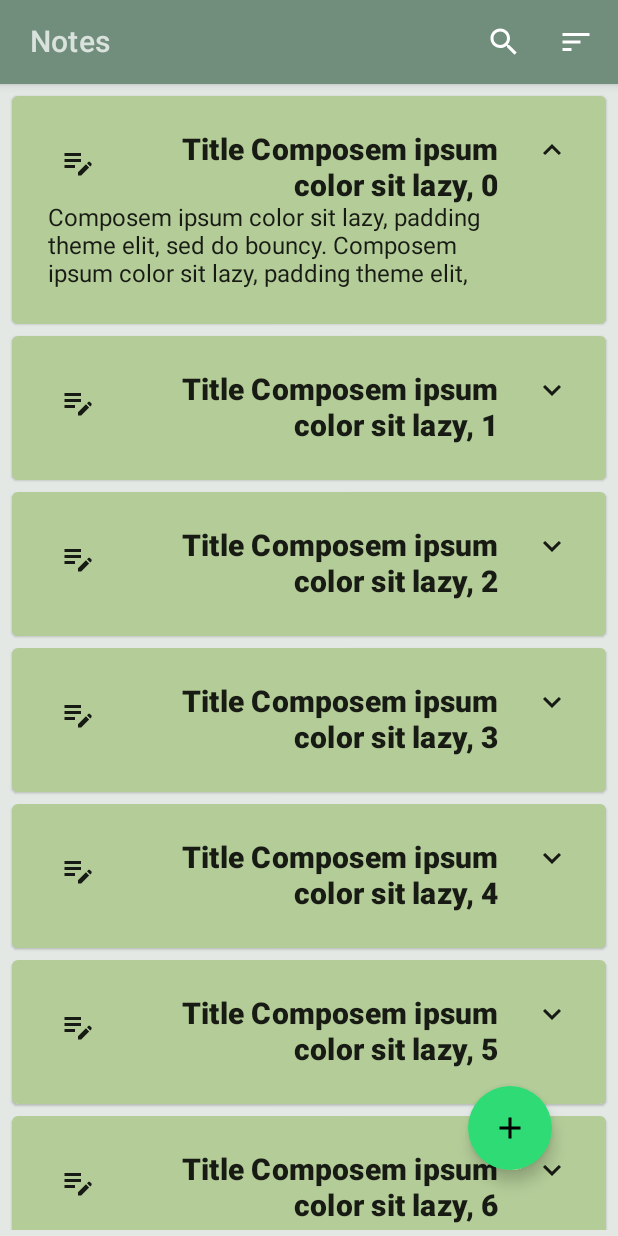
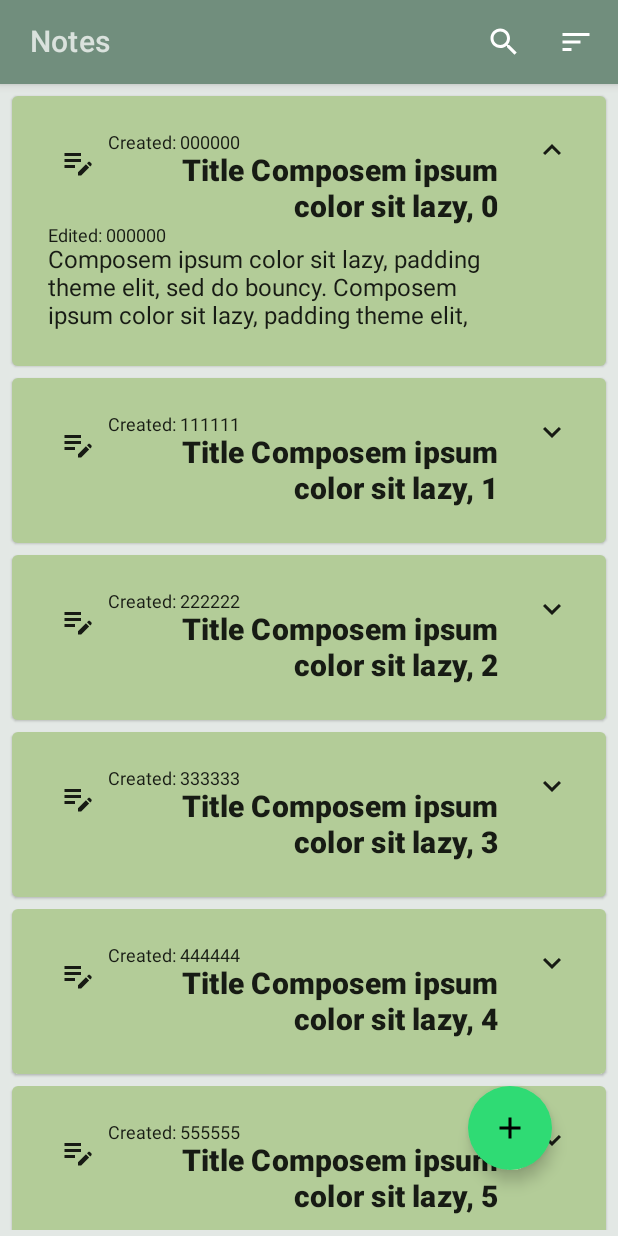
Before and after one commit to Stan-Balabushevich/SimpleNotepad, an Android app built with Jetpack Compose: the screen it shows after launch (MainActivity), after a tap on an icon or button, on a phone screen of 412 x 824 dp. Run offline under Robolectric (Android 15) with nearby library versions, the phone set to English and light mode, and no system bars; our stand-ins replace accompanist.

Commit message:
List View card view updated created date and edited date added.

```diff
--- a/app/src/main/java/id/slava/nt/simplenotepad/MainActivity.kt
+++ b/app/src/main/java/id/slava/nt/simplenotepad/MainActivity.kt
@@ -26,7 +26,6 @@ import id.slava.nt.simplenotepad.ui.ExpandableSearchView
 import id.slava.nt.simplenotepad.ui.NotesList
 import id.slava.nt.simplenotepad.ui.notesTest
 import id.slava.nt.simplenotepad.ui.theme.SimpleNotepadTheme
-import kotlinx.coroutines.flow.collectLatest
 
 class MainActivity : ComponentActivity() {
 
@@ -44,8 +43,8 @@ class MainActivity : ComponentActivity() {
                 val text = viewModel.searchText.collectAsState()
 
                 lifecycleScope.launchWhenStarted {
-                    viewModel.searchBy.collectLatest(){
-//                        Toast.makeText(context,it,Toast.LENGTH_SHORT).show()
+                    viewModel.searchBy.collect{
+                        Toast.makeText(context,it,Toast.LENGTH_SHORT).show()
 
                     }
                 }
@@ -81,9 +80,9 @@ private fun ListScreen(viewModel: MainViewModel, context: Context){
                     },
                     onSortBy ={
                         when(it){
-                            context.getString(R.string.sort_time_added)
+                            context.getString(R.string.sort_created)
                             -> Toast.makeText(context, it,Toast.LENGTH_SHORT).show()
-                            context.getString(R.string.sort_time_edited)
+                            context.getString(R.string.sort_edited)
                             -> Toast.makeText(context, it,Toast.LENGTH_SHORT).show()
                         }
 
--- a/app/src/main/java/id/slava/nt/simplenotepad/ui/ListView.kt
+++ b/app/src/main/java/id/slava/nt/simplenotepad/ui/ListView.kt
@@ -26,10 +26,12 @@ import androidx.compose.runtime.remember
 import androidx.compose.runtime.setValue
 import androidx.compose.ui.Modifier
 import androidx.compose.ui.res.stringResource
+import androidx.compose.ui.text.TextStyle
 import androidx.compose.ui.text.font.FontWeight
 import androidx.compose.ui.text.style.TextAlign
 import androidx.compose.ui.tooling.preview.Preview
 import androidx.compose.ui.unit.dp
+import androidx.compose.ui.unit.sp
 import id.slava.nt.simplenotepad.R
 import id.slava.nt.simplenotepad.models.Note
 import id.slava.nt.simplenotepad.ui.theme.SimpleNotepadTheme
@@ -85,10 +87,18 @@ private fun NoteCardContent(note: Note, onNoteItemSelected: (Note) -> Unit) {
             Row() {
                 Icon(
                     imageVector =  Icons.Filled.EditNote,
-                    contentDescription = "edit",
+                    contentDescription = "Edit note",
                     modifier = Modifier
                         .padding(8.dp)
                         .clickable { onNoteItemSelected(note) }
+                )
+                Column {
+                    Text(text = stringResource(
+                         R.string.created,
+                        note.timestamp.toString().repeat(6)
+                    ) ,
+
+                        style = TextStyle(fontSize = 12.sp)
                     )
                     Text(
                         text = note.title,
@@ -102,15 +112,30 @@ private fun NoteCardContent(note: Note, onNoteItemSelected: (Note) -> Unit) {
                     )
                 }
 
+            }
+
             if (expanded) {
+                Column() {
+
                     Text(
+                        text = stringResource(
+                            R.string.edited,
+                            note.timestamp.toString().repeat(6)
+                        ),
+                        style = TextStyle(fontSize = 12.sp)
+                    )
 
-                        text = note.content,
+                    Text(
+                        text = note.content ,
                         maxLines = 3,
+                        style = TextStyle(fontSize = 16.sp),
                         modifier = Modifier
                             .clickable { onNoteItemSelected(note) }
 
                     )
+
+                }
+
 
             }
         }
--- a/app/src/main/java/id/slava/nt/simplenotepad/ui/SearchView.kt
+++ b/app/src/main/java/id/slava/nt/simplenotepad/ui/SearchView.kt
@@ -209,8 +209,8 @@ fun SortOptionsMenu(mExpandedMenu: MutableState<Boolean>,
                       onDropdownMenuItemSelected: (String) -> Unit) {
 
     val dropDownOptions = listOf(
-        stringResource(id = R.string.sort_time_added),
-        stringResource(id = R.string.sort_time_edited)
+        stringResource(id = R.string.sort_created),
+        stringResource(id = R.string.sort_edited)
     )
 
     DropdownMenu(expanded = mExpandedMenu.value,
--- a/app/src/main/res/values/strings.xml
+++ b/app/src/main/res/values/strings.xml
@@ -9,6 +9,8 @@
     <string name="show_less">Show less</string>
     <string name="show_more">Show more</string>
     <string name="sort">Sort notes</string>
-    <string name="sort_time_added">Sort by time note added</string>
-    <string name="sort_time_edited">Sort by time note edited</string>
+    <string name="sort_created">Sort by created</string>
+    <string name="sort_edited">Sort by edited</string>
+    <string name="created">Created: %1$s</string>
+    <string name="edited">Edited: %1$s</string>
 </resources>
```
Lines whose indentation alone changed are shown as unchanged.
